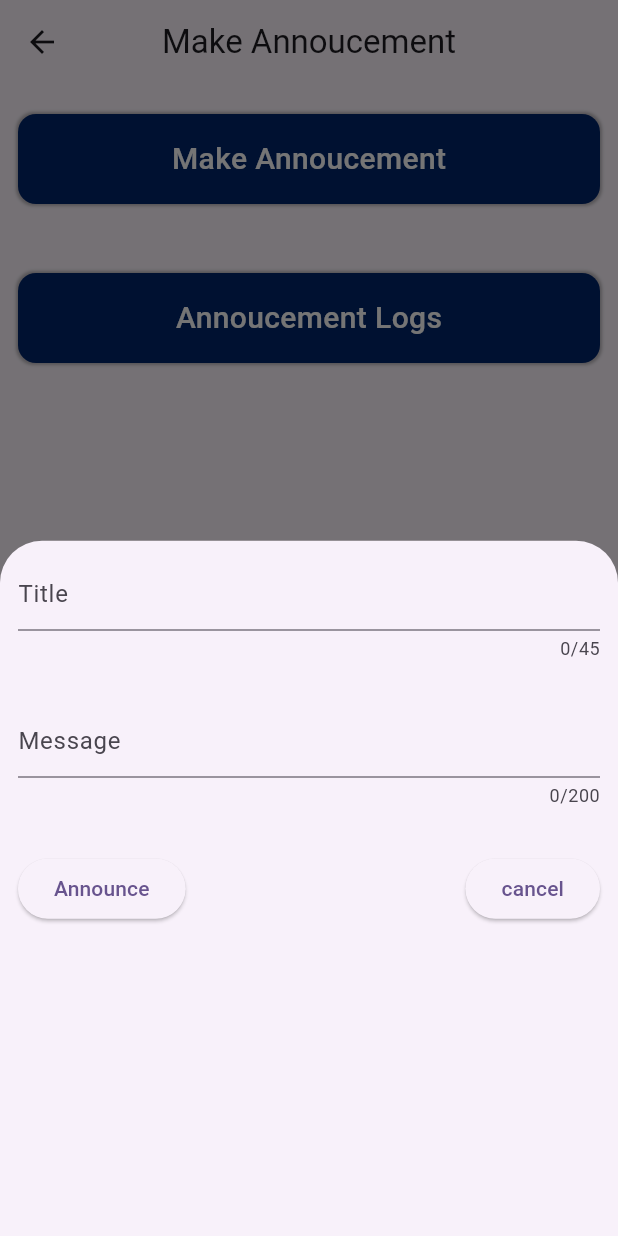
After one commit to Toxic-Whitelgnd/pg-mobile-app, a Flutter app: the AnnoucementScreen screen opened directly, after a tap on "Make Annoucement", on a phone screen of 412 x 824 dp. The commit adds this screen. Run offline on Flutter 3.47's test engine with Material 3 defaults, Android fonts, the phone set to English and light mode, and no system bars; our stand-ins replace flutter_dotenv, get_it, image_picker, modal_progress_hud_nsn; missing offline and left inert: bson, dart:ffi, mongo_dart.

Commit message:
added the admin annoucement and log screen

```diff
--- a/lib/core/constants/DatabaseConstants.dart
+++ b/lib/core/constants/DatabaseConstants.dart
@@ -10,3 +10,4 @@ const MONGO_CLIENT_COLLECTION = "client";
 const MONGO_CLIENTHISTORY_COLLECTION = "clientHistory";
 const MONGO_ROOMCLEANING_COLLECTION = "roomcleaning";
 const MONGO_FOODMENU_COLLECTION = "foodmenu";
+const MONGO_ANNOUCMENT_COLLECTION = "annoucement";
--- a/lib/features/admin/presentation/Admin_Page.dart
+++ b/lib/features/admin/presentation/Admin_Page.dart
@@ -1,5 +1,6 @@
 import 'package:flutter/cupertino.dart';
 import 'package:flutter/material.dart';
+import 'package:pgapp/features/admin/presentation/AnnoucementAdmin_Page.dart';
 import 'package:pgapp/features/admin/presentation/CleaningServiceAdmin_Page.dart';
 import 'package:pgapp/features/admin/presentation/ClientHistory_Page.dart';
 import 'package:pgapp/features/admin/presentation/FoodAdmin.dart';
@@ -51,7 +52,10 @@ class _AdminScreenState extends State<AdminScreen> {
           HomePageUsage("Food", Icons.fastfood_sharp, (){
             Navigator.push(context, MaterialPageRoute(builder: (context)=> const FoodAdminScreen()));
           },50),
-
+          SH10,
+          HomePageUsage("Make Announcement", Icons.announcement_outlined, (){
+            Navigator.push(context, MaterialPageRoute(builder: (context)=> const AnnoucementScreen()));
+          },50),
         ],
       ),
     );
--- /dev/null
+++ b/lib/features/admin/presentation/AnnoucementAdmin_Page.dart
@@ -0,0 +1,165 @@
+import 'package:flutter/cupertino.dart';
+import 'package:flutter/material.dart';
+import 'package:flutter/widgets.dart';
+import 'package:intl/intl.dart';
+import 'package:pgapp/di/locator.dart';
+import 'package:pgapp/features/annoucement/model/AnnoucementModel.dart';
+import 'package:pgapp/features/annoucement/presentation/AnnoucementLog_Page.dart';
+import 'package:pgapp/services/dataService/annoucementService.dart';
+
+import '../../../core/constants/ColorConstants.dart';
+import '../../../core/constants/constants.dart';
+import '../../../utils/Utils.dart';
+
+class AnnoucementScreen extends StatefulWidget {
+  const AnnoucementScreen({super.key});
+
+  @override
+  State<AnnoucementScreen> createState() => _AnnoucementScreenState();
+}
+
+class _AnnoucementScreenState extends State<AnnoucementScreen> {
+
+  final AnnoucementService _annoucementService = locator<AnnoucementService>();
+
+  void _addToServer(String text, String text2) {
+    String formatedDate = dateFormatter();
+    Annoucement a = Annoucement(
+        title: text, description: text2, datetime: formatedDate);
+
+    //Call to server
+    _SendToServer(a);
+  }
+
+  Future<void> _SendToServer(Annoucement a) async{
+
+    bool res = await _annoucementService.addToAnnoucementList(a);
+    if(res){
+      ScaffoldMessenger.of(context).showSnackBar(
+        const SnackBar(content: Text("Annoucement has been made!"),
+        backgroundColor: Colors.green,
+        )
+      );
+    }
+  }
+
+  @override
+  Widget build(BuildContext context) {
+    return Scaffold(
+      appBar: AppBar(
+        title: const Text("Make Annoucement"),
+        centerTitle: true,
+      ),
+      body: Padding(
+        padding: const EdgeInsets.all(12),
+        child: Column(
+          children: [
+            customAnnoucementWidget(context,"Make Annoucement",(){
+              announcementModalBottomsheet(context);
+            }),
+            SH30,
+            customAnnoucementWidget(context,"Annoucement Logs",(){
+              Navigator.push(context, MaterialPageRoute(builder: (context) => const AnnoucementLogScreen(isAdmin: true,) ));
+            }),
+            SH30,
+          ],
+        ),
+      ),
+    );
+  }
+
+  GestureDetector customAnnoucementWidget(BuildContext context,String text,Function customFunction) {
+    return GestureDetector(
+            onTap: (){
+              customFunction();
+            },
+            child: Container(
+              width: double.infinity,
+              height: 60,
+              margin: const EdgeInsets.symmetric(vertical: 8),
+              decoration: BoxDecoration(
+                color: CustomColors.secondary1,
+                borderRadius: BorderRadius.circular(12),
+                boxShadow: const [
+                  BoxShadow(
+                    spreadRadius: 1,
+                    blurRadius: 1,
+                    color: Colors.black26,
+                  ),
+                ],
+              ),
+              child:  Center(
+                  child: Text(
+                "$text",
+                style: const TextStyle(
+                  fontWeight: FontWeight.w500,
+                  fontSize: 20,
+                  color: Colors.white,
+                ),
+              )),
+            ),
+          );
+  }
+
+  Future<dynamic> announcementModalBottomsheet(BuildContext context) {
+    return showModalBottomSheet(
+                  context: context,
+                  builder: (BuildContext context) {
+                    TextEditingController title = TextEditingController();
+                    TextEditingController description =
+                        TextEditingController();
+
+                    return Padding(
+                      padding: const EdgeInsets.all(12),
+                      child: Column(
+                        children: [
+                          TextField(
+                            controller: title,
+                            decoration: const InputDecoration(
+                              hintText: "Title",
+                              hintFadeDuration: Duration(milliseconds: 100),
+                              helperMaxLines: 45,
+                              errorMaxLines: 45,
+                            ),
+                            maxLength: 45,
+                          ),
+                          SH30,
+                          TextField(
+                            controller: description,
+                            decoration: const InputDecoration(
+                              hintText: "Message",
+                              hintFadeDuration: Duration(milliseconds: 100),
+                              helperMaxLines: 200,
+                              errorMaxLines: 200,
+                            ),
+                            maxLength: 200,
+                          ),
+                          SH30,
+                          Row(
+                            children: [
+                              ElevatedButton(
+                                onPressed: () {
+                                  _addToServer(title.text, description.text);
+                                  Navigator.pop(context);
+                                },
+                                child: const Text(
+                                  "Announce",
+                                ),
+                              ),
+                              Spacer(),
+                              ElevatedButton(
+                                onPressed: () {
+
+                                },
+                                child: const Text(
+                                  "cancel",
+                                ),
+                              ),
+                            ],
+                          ),
+                        ],
+                      ),
+                    );
+                  });
+  }
+}
--- a/lib/features/admin/presentation/FoodAdmin.dart
+++ b/lib/features/admin/presentation/FoodAdmin.dart
@@ -4,6 +4,7 @@ import 'package:pgapp/di/locator.dart';
 import 'package:pgapp/services/dataService/foodService.dart';
 
 import '../../../core/constants/constants.dart';
+import '../../../utils/Utils.dart';
 import '../../food/model/FoodMenuModel.dart';
 
 class FoodAdminScreen extends StatefulWidget {
@@ -35,10 +36,7 @@ class _FoodAdminScreenState extends State<FoodAdminScreen> {
   void sendToServer() async {
     bool res = await _foodService.addFoodItems(foodMenuDb!);
     if (res) {
-      ScaffoldMessenger.of(context).showSnackBar(const SnackBar(
-        content: Text("Food Menu Updated"),
-        backgroundColor: Colors.green,
-      ));
+      CustomToaster(context,"Food Menu Updated",Colors.green);
     }
   }
 
--- /dev/null
+++ b/lib/features/annoucement/model/AnnoucementModel.dart
@@ -0,0 +1,25 @@
+class Annoucement {
+  late String title;
+  late String description;
+  late String datetime;
+
+  Annoucement({
+    required this.title,
+    required this.description,
+    required this.datetime
+  });
+
+
+  @override
+  String toString() {
+    return 'Annoucement{title: $title, description: $description, datetime: $datetime}';
+  }
+
+  Map<String,dynamic> toMap(){
+    return {
+      'title': this.title,
+      'description': this.description,
+      'datetime': this.datetime
+    };
+  }
+}
--- a/lib/features/home/presentation/View_page.dart
+++ b/lib/features/home/presentation/View_page.dart
@@ -7,6 +7,7 @@ import 'package:pgapp/features/roomcleaning/presentation/RoomCleaning_Page.dart'
 
 import '../../admin/presentation/AdminRoomClient_Page.dart';
 import '../../amenitites/presentation/Amenities_Page.dart';
+import '../../annoucement/presentation/AnnoucementLog_Page.dart';
 import '../../food/presentation/FoodMenu_page.dart';
 import '../model/HomePageModel.dart';
 
@@ -35,7 +36,7 @@ class ViewAllPage extends StatelessWidget {
         name: "Announcements",
         icon: Icons.announcement_rounded,
         onPressed: () {
-          print("navigate to cleaning service");
+          Navigator.push(context, MaterialPageRoute(builder: (context)=> AnnoucementLogScreen(isAdmin: false)));
         },
       ),
       HomePageItem(
--- a/lib/services/MongoDB.dart
+++ b/lib/services/MongoDB.dart
@@ -18,6 +18,7 @@ class MongoDBService {
   late DbCollection _clientHistoryCollection;
   late DbCollection _roomCleaningCollection;
   late DbCollection _foodmenuCollection;
+  late DbCollection _announcementColelction;
 
   // Private constructor for singleton
   MongoDBService._internal();
@@ -40,6 +41,7 @@ class MongoDBService {
       _clientHistoryCollection = _db.collection(MONGO_CLIENTHISTORY_COLLECTION);
       _roomCleaningCollection = _db.collection(MONGO_ROOMCLEANING_COLLECTION);
       _foodmenuCollection = _db.collection(MONGO_FOODMENU_COLLECTION);
+      _announcementColelction = _db.collection(MONGO_ANNOUCMENT_COLLECTION);
 
       //End of Initaliztion
 
@@ -54,6 +56,7 @@ class MongoDBService {
   DbCollection get clientHistoryCollection => _clientHistoryCollection;
   DbCollection get roomCleaningCollection => _roomCleaningCollection;
   DbCollection get foodMenuCollection => _foodmenuCollection;
+  DbCollection get annoucementCollection => _announcementColelction;
 
   Future<void> close() async {
     try {
--- /dev/null
+++ b/lib/services/dataService/annoucementService.dart
@@ -0,0 +1,61 @@
+import 'package:mongo_dart/mongo_dart.dart';
+import 'package:pgapp/features/annoucement/model/AnnoucementModel.dart';
+import 'package:pgapp/services/MongoDB.dart';
+
+class AnnoucementService {
+  final MongoDBService _mongoDBService;
+
+  AnnoucementService(this._mongoDBService);
+
+  Future<bool> addToAnnoucementList(Annoucement a) async {
+    try {
+      var res = await _mongoDBService.annoucementCollection.insertOne(a.toMap());
+      return res.isAcknowledged;
+    } catch (e) {
+      print("Error at Annoucement Service at adding $e");
+      return false;
+    }
+  }
+
+  Future<List<Annoucement>> getAnnoucements() async {
+    try {
+      List<Annoucement> ls = [];
+      var res = await _mongoDBService.annoucementCollection.find().toList();
+      for (var r in res) {
+        Annoucement a = Annoucement(
+            title: r['title'],
+            description: r['description'],
+            datetime: r['datetime']);
+        ls.add(a);
+      }
+
+      return ls;
+    } catch (e) {
+      print("Error at getting the annoucement $e");
+      return [];
+    }
+  }
+
+  Future<bool> updateAnnoucement(Annoucement a) async{
+    try{
+      var res = await _mongoDBService.annoucementCollection.find({
+        'datetime':a.datetime
+      }).toList();
+      if(res.isNotEmpty){
+        var upd = await _mongoDBService.annoucementCollection.updateOne(
+          where.eq('datetime', a.datetime), // Match the document with the specific title
+          modify
+              .set('title', a.title)       // Replace with the new title value
+              .set('description', a.description),
+        );
+
+        return upd.isAcknowledged;
+      }
+
+      return false;
+    }catch(e){
+      print("Error at updating annoucement $e");
+      return false;
+    }
+  }
+}
--- a/lib/services/dataService/foodService.dart
+++ b/lib/services/dataService/foodService.dart
@@ -11,7 +11,6 @@ class FoodService {
   Future<bool> addFoodItems(List<FoodMenu> foodMenus) async {
     try {
       for(var f in foodMenus){
-        print(f.toMap());
 
         var existingEntry = await _mongoDBService.foodMenuCollection.findOne({'day': f.day});
 
```
Also changed, not shown: lib/di/locator.dart (+6 -1 lines), lib/features/annoucement/presentation/AnnoucementLog_Page.dart (added, +224 -0 lines), lib/features/home/presentation/Home_page.dart (+10 -4 lines), lib/features/home/presentation/widgets/HomePageWidgets.dart (+5 -3 lines), lib/utils/Utils.dart (added, +20 -0 lines).
